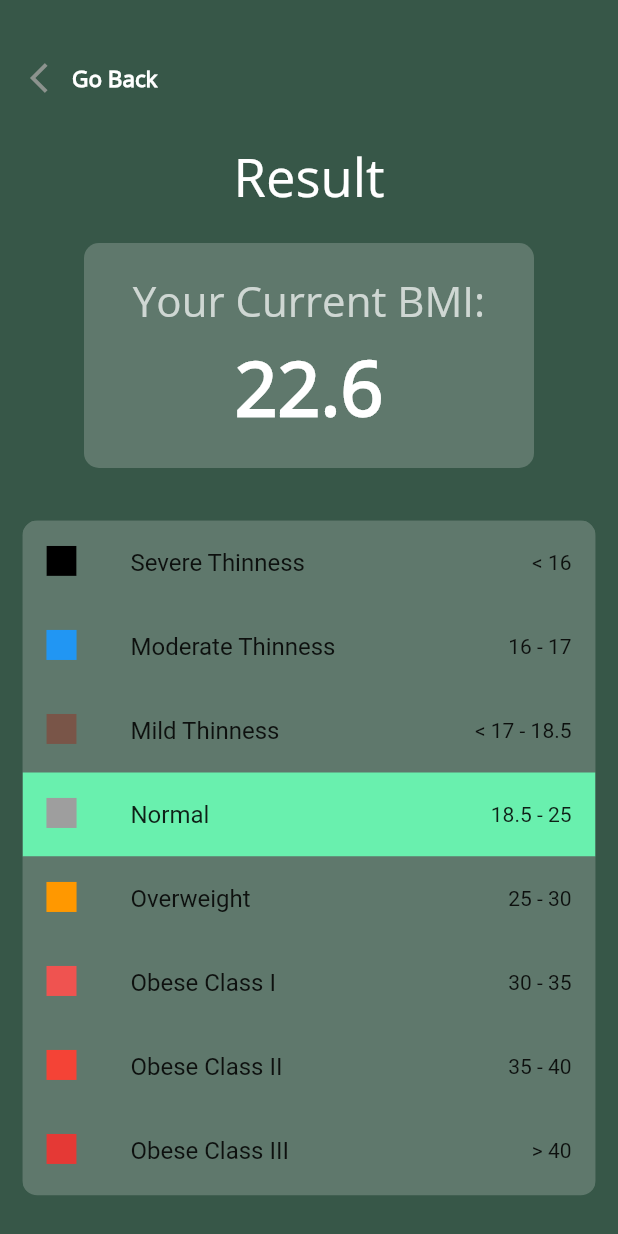
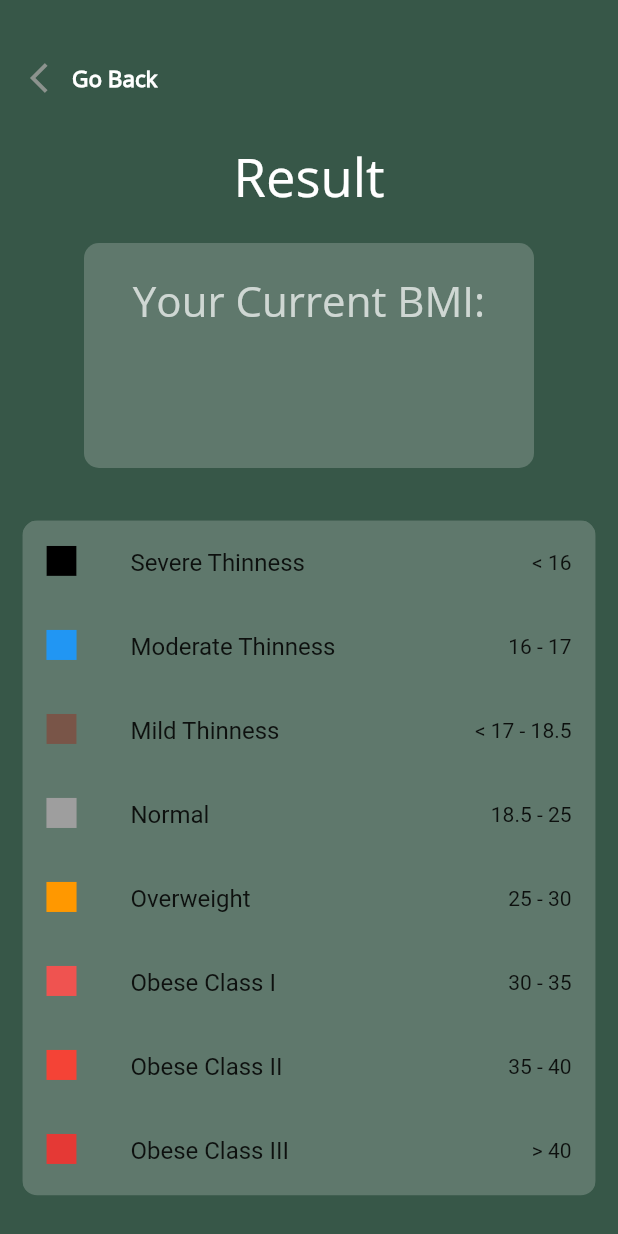
Before and after one commit to Sabuj-A/BmiCalculatorUI, a Flutter app: the ResultPage screen opened directly with empty values, on a phone screen of 412 x 824 dp. Run offline on Flutter 3.47's test engine with Material 2 defaults, Android fonts, the phone set to English and light mode, and no system bars; our stand-ins replace font_awesome_flutter.

Commit message:
Fourth Commit

```diff
--- /dev/null
+++ b/lib/Colors.dart
@@ -0,0 +1,11 @@
+import 'package:flutter/material.dart';
+
+
+ Color first = Color(0xFF5F786C);
+  Color second = Color(0xFF5F786C);
+  Color third = Color(0xFF5F786C);
+  Color fourth = Color(0xFF5F786C);
+  Color fifth = Color(0xFF5F786C);
+  Color sixth = Color(0xFF5F786C);
+  Color seventh = Color(0xFF5F786C);
+  Color eighth = Color(0xFF5F786C);
--- a/lib/screens/ResultPage.dart
+++ b/lib/screens/ResultPage.dart
@@ -1,10 +1,10 @@
 import 'package:flutter/material.dart';
 import 'package:font_awesome_flutter/font_awesome_flutter.dart';
+import 'package:bmicalc/Colors.dart';
 
 class ResultPage extends StatelessWidget {
-  final height;
-  final selVal;
-  ResultPage(this.height, this.selVal);
+  final finalResult;
+  ResultPage(this.finalResult);
   @override
   Widget build(BuildContext context) {
     return Scaffold(
@@ -72,7 +72,7 @@ class ResultPage extends StatelessWidget {
                       height: 5.0,
                     ),
                     Text(
-                      '22.6',
+                      '$finalResult',
                       textAlign: TextAlign.center,
                       style: TextStyle(
                           fontSize: 50.0,
@@ -99,7 +99,7 @@ class ResultPage extends StatelessWidget {
 
                 children: <Widget>[
                  Container(
-                 color:Color(0xFF5F786C),
+                 color: first,
                    child: ListTile(
 
                      leading: Icon(FontAwesomeIcons.squareFull,color: Colors.black,size: 20.0,),
@@ -109,7 +109,7 @@ class ResultPage extends StatelessWidget {
                    ),
                  ),
                  Container(
-                   color:Color(0xFF5F786C),
+                   color:second,
                    child: ListTile(
 
                      leading: Icon(FontAwesomeIcons.squareFull,color: Colors.blue,size: 20.0,),
@@ -118,7 +118,7 @@ class ResultPage extends StatelessWidget {
                    ),
                  ),
                   Container(
-                    color:Color(0xFF5F786C),
+                    color:third,
                     child: ListTile(
 
                      leading: Icon(FontAwesomeIcons.squareFull,color: Colors.brown,size: 20.0,),
@@ -127,7 +127,7 @@ class ResultPage extends StatelessWidget {
                  ),
                   ),
                   Container(
-                    color:Colors.greenAccent,
+                    color:fourth,
                     child: ListTile(
 
                      leading: Icon(FontAwesomeIcons.squareFull,color: Colors.grey,size: 20.0,),
@@ -136,7 +136,7 @@ class ResultPage extends StatelessWidget {
                  ),
                   ),
                   Container(
-                    color:Color(0xFF5F786C),
+                    color:fifth,
                     child: ListTile(
 
                      leading: Icon(FontAwesomeIcons.squareFull,color: Colors.orange,size: 20.0,),
@@ -145,7 +145,7 @@ class ResultPage extends StatelessWidget {
                  ),
                   ),
                   Container(
-                    color:Color(0xFF5F786C),
+                    color:sixth,
                     child: ListTile(
 
                      leading: Icon(FontAwesomeIcons.squareFull,color: Colors.red.shade400,size: 20.0,),
@@ -154,7 +154,7 @@ class ResultPage extends StatelessWidget {
                  ),
                   ),
                   Container(
-                    color:Color(0xFF5F786C),
+                    color:seventh,
                     child: ListTile(
 
                      leading: Icon(FontAwesomeIcons.squareFull,color: Colors.red.shade500,size: 20.0,),
@@ -163,7 +163,7 @@ class ResultPage extends StatelessWidget {
                  ),
                   ),
                   Container(
-                    color:Color(0xFF5F786C),
+                    color:eighth,
                     child: ListTile(
 
                      leading: Icon(FontAwesomeIcons.squareFull,color: Colors.red.shade600,size: 20.0,),
```
Also changed, not shown: lib/Hompage.dart (+8 -1 lines), lib/provider/calcProvider.dart (+93 -2 lines).
